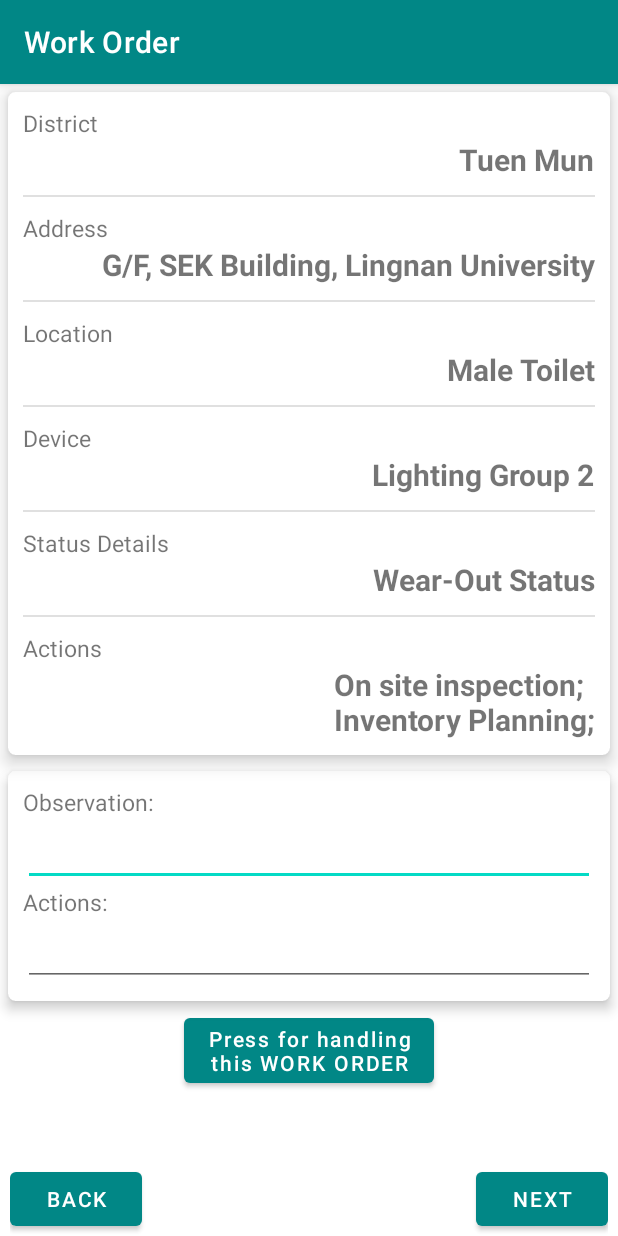
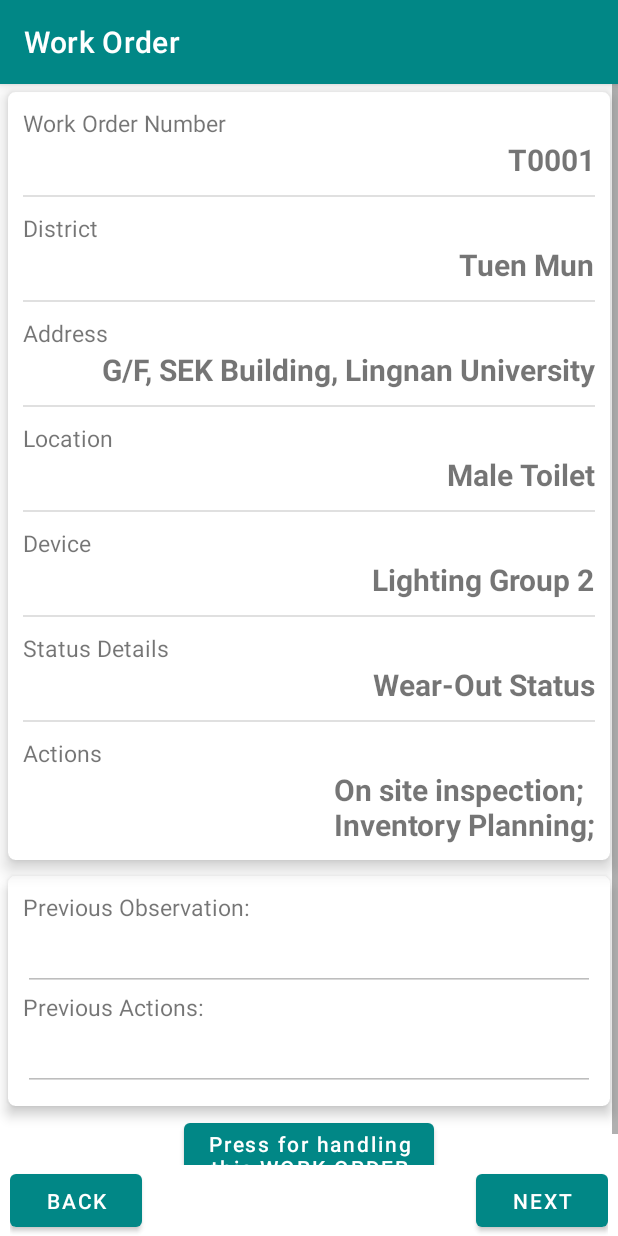
Before and after one commit to metronova/TFE-dummy-app, an Android app: the page3 screen opened directly, with no data from a screen before it, on a phone screen of 412 x 824 dp. Run offline under Robolectric (Android 15) with nearby library versions, the phone set to English and light mode, and no system bars.

Commit message:
terrence comment

```diff
--- a/app/src/main/res/layout/page3.xml
+++ b/app/src/main/res/layout/page3.xml
@@ -45,6 +45,39 @@
                                 android:layout_width="match_parent"
                                 android:layout_height="wrap_content"
                                 android:layout_marginBottom="10dp"
+                                android:orientation="vertical">
+
+
+                                <TextView
+                                    android:layout_width="wrap_content"
+                                    android:layout_height="wrap_content"
+                                    android:layout_alignParentLeft="true"
+                                    android:layout_gravity="left"
+                                    android:text="@string/orderNo"
+                                    android:textSize="15sp" />
+
+                                <TextView
+                                    android:layout_width="wrap_content"
+                                    android:layout_height="wrap_content"
+                                    android:layout_alignParentRight="true"
+                                    android:layout_gravity="right"
+                                    android:text="T0001"
+                                    android:textSize="20sp"
+                                    android:textStyle="bold" />
+
+
+                            </LinearLayout>
+
+
+                            <View
+                                android:layout_width="match_parent"
+                                android:layout_height="1dp"
+                                android:background="?android:attr/listDivider" />
+
+                            <LinearLayout
+                                android:layout_width="match_parent"
+                                android:layout_height="wrap_content"
+                                android:layout_marginVertical="10dp"
                                 android:orientation="vertical">
 
 
@@ -268,7 +301,7 @@
                                 android:id="@+id/device6"
                                 android:layout_width="wrap_content"
                                 android:layout_height="wrap_content"
-                                android:text="@string/observation"
+                                android:text="@string/prevObservation"
                                 android:textSize="15sp" />
 
                             <EditText
@@ -277,13 +310,14 @@
                                 android:layout_height="wrap_content"
                                 android:ems="10"
                                 android:gravity="start|top"
-                                android:inputType="textMultiLine" />
+                                android:inputType="textMultiLine"
+                                android:enabled="false"/>
 
                             <TextView
                                 android:id="@+id/currentStatus6"
                                 android:layout_width="wrap_content"
                                 android:layout_height="wrap_content"
-                                android:text="@string/actions_text"
+                                android:text="@string/prevActions_text"
                                 android:textSize="15sp" />
 
                             <EditText
@@ -292,7 +326,8 @@
                                 android:layout_height="wrap_content"
                                 android:ems="10"
                                 android:gravity="start|top"
-                                android:inputType="textMultiLine" />
+                                android:inputType="textMultiLine"
+                                android:enabled="false"/>
 
                         </LinearLayout>
 
--- a/app/src/main/res/values/strings.xml
+++ b/app/src/main/res/values/strings.xml
@@ -13,12 +13,15 @@
     <string name="femaleToilet">Female Toilet Hand Dryer</string>
     <string name="address">Address</string>
     <string name="district">District</string>
+    <string name="orderNo">Work Order Number</string>
     <string name="location">Location</string>
     <string name="device_order">Device</string>
     <string name="status_details">Status Details</string>
     <string name="actions">Actions</string>
     <string name="actions_text">Actions:</string>
+    <string name="prevActions_text">Previous Actions:</string>
     <string name="observation">Observation:</string>
+    <string name="prevObservation">Previous Observation:</string>
     <string name="DeviceGroup">Device Group</string>
     <string name="DeviceStatus">Device Status</string>
     <string name="Lighting1">Lighting 1</string>
```
Also changed, not shown: app/src/main/res/layout/page4.xml (+37 -0 lines), 1 other file.
